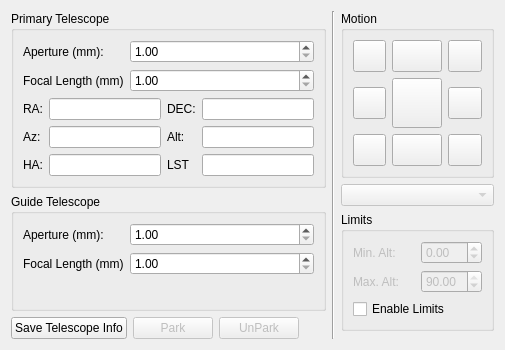
This is kstars/ekos/mount/mount.ui in KDE/kstars as Qt 5 draws it before an edit. The edited form follows.
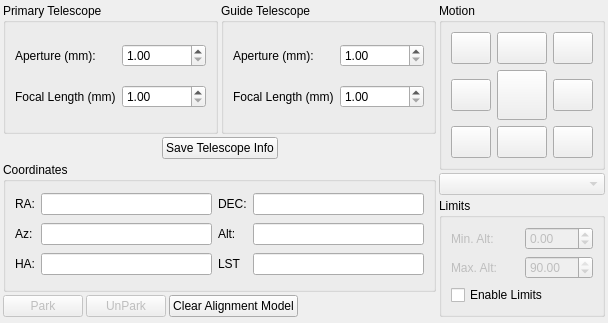
This is the edited form.

Commit message: Add button to clear mount model and improve the GUI

The edit to the form file:
```diff
--- a/kstars/ekos/mount/mount.ui
+++ b/kstars/ekos/mount/mount.ui
@@ -6,26 +6,38 @@
    <rect>
     <x>0</x>
     <y>0</y>
-    <width>505</width>
-    <height>350</height>
+    <width>580</width>
+    <height>311</height>
    </rect>
   </property>
-  <layout class="QVBoxLayout" name="verticalLayout_4">
+  <layout class="QVBoxLayout" name="verticalLayout_3">
+   <property name="spacing">
+    <number>3</number>
+   </property>
+   <property name="leftMargin">
+    <number>3</number>
+   </property>
+   <property name="topMargin">
+    <number>3</number>
+   </property>
+   <property name="rightMargin">
+    <number>3</number>
+   </property>
+   <property name="bottomMargin">
+    <number>3</number>
+   </property>
+   <item>
+    <layout class="QHBoxLayout" name="horizontalLayout_5">
+     <item>
+      <layout class="QVBoxLayout" name="verticalLayout">
    <item>
     <layout class="QHBoxLayout" name="horizontalLayout_2">
      <item>
-      <layout class="QVBoxLayout" name="LeftLayout">
-       <item>
         <widget class="QGroupBox" name="primaryScopeGroup">
          <property name="title">
           <string>Primary Telescope</string>
          </property>
-         <layout class="QVBoxLayout" name="verticalLayout">
-          <item>
-           <layout class="QFormLayout" name="formLayout_2">
-            <property name="fieldGrowthPolicy">
-             <enum>QFormLayout::AllNonFixedFieldsGrow</enum>
-            </property>
+           <layout class="QGridLayout" name="gridLayout_5">
             <item row="0" column="0">
              <widget class="QLabel" name="label_3">
               <property name="text">
@@ -67,8 +79,104 @@
              </widget>
             </item>
            </layout>
+          </widget>
           </item>
           <item>
+          <widget class="QGroupBox" name="guideScopeGroup">
+           <property name="title">
+            <string>Guide Telescope</string>
+           </property>
+           <layout class="QGridLayout" name="gridLayout_4">
+            <item row="0" column="0">
+             <widget class="QLabel" name="label">
+              <property name="text">
+               <string>Aperture (mm):</string>
+              </property>
+             </widget>
+            </item>
+            <item row="0" column="1">
+             <widget class="QDoubleSpinBox" name="guideScopeApertureIN">
+              <property name="minimum">
+               <double>1.000000000000000</double>
+              </property>
+              <property name="maximum">
+               <double>100000.000000000000000</double>
+              </property>
+              <property name="singleStep">
+               <double>10.000000000000000</double>
+              </property>
+             </widget>
+            </item>
+            <item row="1" column="0">
+             <widget class="QLabel" name="label_2">
+              <property name="text">
+               <string>Focal Length (mm)</string>
+              </property>
+             </widget>
+            </item>
+            <item row="1" column="1">
+             <widget class="QDoubleSpinBox" name="guideScopeFocalIN">
+              <property name="minimum">
+               <double>1.000000000000000</double>
+              </property>
+              <property name="maximum">
+               <double>100000.000000000000000</double>
+              </property>
+              <property name="singleStep">
+               <double>10.000000000000000</double>
+              </property>
+             </widget>
+            </item>
+           </layout>
+          </widget>
+         </item>
+        </layout>
+       </item>
+       <item>
+        <layout class="QHBoxLayout" name="horizontalLayout_4">
+         <item>
+          <spacer name="horizontalSpacer_2">
+           <property name="orientation">
+            <enum>Qt::Horizontal</enum>
+           </property>
+           <property name="sizeHint" stdset="0">
+            <size>
+             <width>40</width>
+             <height>20</height>
+            </size>
+           </property>
+          </spacer>
+         </item>
+         <item>
+          <widget class="QPushButton" name="saveB">
+           <property name="toolTip">
+            <string>Save telescope information in configuration file</string>
+           </property>
+           <property name="text">
+            <string>Save Telescope Info</string>
+           </property>
+          </widget>
+         </item>
+         <item>
+          <spacer name="horizontalSpacer_3">
+           <property name="orientation">
+            <enum>Qt::Horizontal</enum>
+           </property>
+           <property name="sizeHint" stdset="0">
+            <size>
+             <width>40</width>
+             <height>20</height>
+            </size>
+           </property>
+          </spacer>
+         </item>
+        </layout>
+       </item>
+       <item>
+        <widget class="QGroupBox" name="groupBox">
+         <property name="title">
+          <string>Coordinates</string>
+         </property>
            <layout class="QGridLayout" name="gridLayout_2">
             <item row="0" column="0">
              <widget class="QLabel" name="label_5">
@@ -158,71 +266,10 @@
              </widget>
             </item>
            </layout>
-          </item>
-         </layout>
         </widget>
        </item>
        <item>
-        <widget class="QGroupBox" name="guideScopeGroup">
-         <property name="title">
-          <string>Guide Telescope</string>
-         </property>
-         <layout class="QFormLayout" name="formLayout">
-          <item row="0" column="0">
-           <widget class="QLabel" name="label">
-            <property name="text">
-             <string>Aperture (mm):</string>
-            </property>
-           </widget>
-          </item>
-          <item row="0" column="1">
-           <widget class="QDoubleSpinBox" name="guideScopeApertureIN">
-            <property name="minimum">
-             <double>1.000000000000000</double>
-            </property>
-            <property name="maximum">
-             <double>100000.000000000000000</double>
-            </property>
-            <property name="singleStep">
-             <double>10.000000000000000</double>
-            </property>
-           </widget>
-          </item>
-          <item row="1" column="0">
-           <widget class="QLabel" name="label_2">
-            <property name="text">
-             <string>Focal Length (mm)</string>
-            </property>
-           </widget>
-          </item>
-          <item row="1" column="1">
-           <widget class="QDoubleSpinBox" name="guideScopeFocalIN">
-            <property name="minimum">
-             <double>1.000000000000000</double>
-            </property>
-            <property name="maximum">
-             <double>100000.000000000000000</double>
-            </property>
-            <property name="singleStep">
-             <double>10.000000000000000</double>
-            </property>
-           </widget>
-          </item>
-         </layout>
-        </widget>
-       </item>
-       <item>
-        <layout class="QHBoxLayout" name="BottomLayout">
-         <item>
-          <widget class="QPushButton" name="saveB">
-           <property name="toolTip">
-            <string>Save telescope information in configuration file</string>
-           </property>
-           <property name="text">
-            <string>Save Telescope Info</string>
-           </property>
-          </widget>
-         </item>
+        <layout class="QHBoxLayout" name="horizontalLayout_3">
          <item>
           <widget class="QPushButton" name="parkB">
            <property name="enabled">
@@ -244,7 +291,14 @@
           </widget>
          </item>
          <item>
-          <spacer name="horizontalSpacer_2">
+          <widget class="QPushButton" name="clearAlignmentModelB">
+           <property name="text">
+            <string>Clear Alignment Model</string>
+           </property>
+          </widget>
+         </item>
+         <item>
+          <spacer name="horizontalSpacer">
            <property name="orientation">
             <enum>Qt::Horizontal</enum>
            </property>
@@ -260,13 +314,6 @@
        </item>
       </layout>
      </item>
-     <item>
-      <widget class="Line" name="line">
-       <property name="orientation">
-        <enum>Qt::Vertical</enum>
-       </property>
-      </widget>
-     </item>
      <item>
       <layout class="QVBoxLayout" name="verticalLayout_2">
        <item>
@@ -504,45 +551,26 @@
          </layout>
         </widget>
        </item>
-       <item>
-        <spacer name="verticalSpacer_2">
-         <property name="orientation">
-          <enum>Qt::Vertical</enum>
-         </property>
-         <property name="sizeHint" stdset="0">
-          <size>
-           <width>20</width>
-           <height>40</height>
-          </size>
-         </property>
-        </spacer>
+      </layout>
        </item>
       </layout>
      </item>
      <item>
-      <spacer name="horizontalSpacer">
+    <widget class="Line" name="line">
        <property name="orientation">
-        <enum>Qt::Horizontal</enum>
-       </property>
-       <property name="sizeHint" stdset="0">
-        <size>
-         <width>13</width>
-         <height>13</height>
-        </size>
-       </property>
-      </spacer>
-     </item>
-    </layout>
-   </item>
+      <enum>Qt::Vertical</enum>
+     </property>
+    </widget>
+   </item>
    <item>
-    <spacer name="BottomSpacer">
+    <spacer name="verticalSpacer">
      <property name="orientation">
       <enum>Qt::Vertical</enum>
      </property>
      <property name="sizeHint" stdset="0">
       <size>
        <width>20</width>
-       <height>1</height>
+       <height>0</height>
       </size>
      </property>
     </spacer>
```
Left out of the diff: 5 changed lines with no effect on the pictures. Lines whose indentation alone changed are shown as unchanged. The commit also changes 1 other file.
